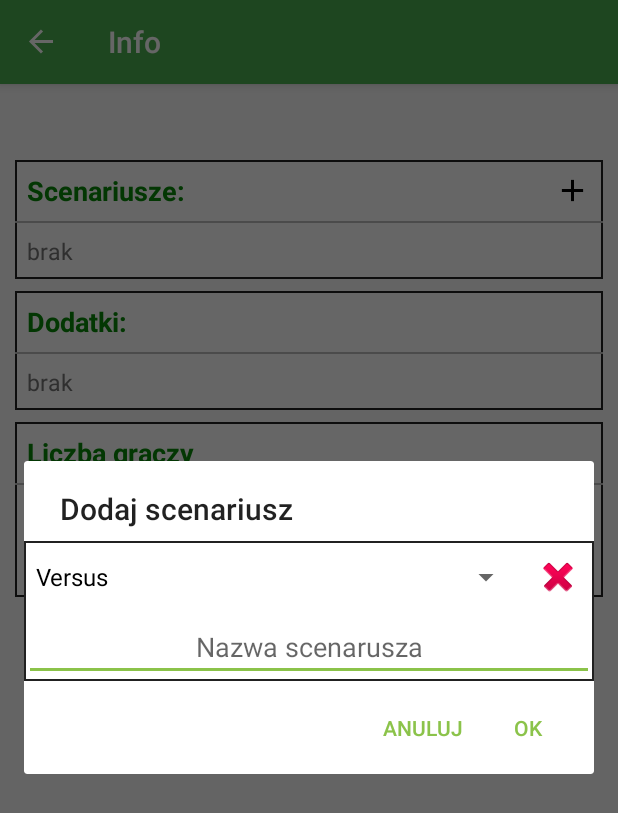
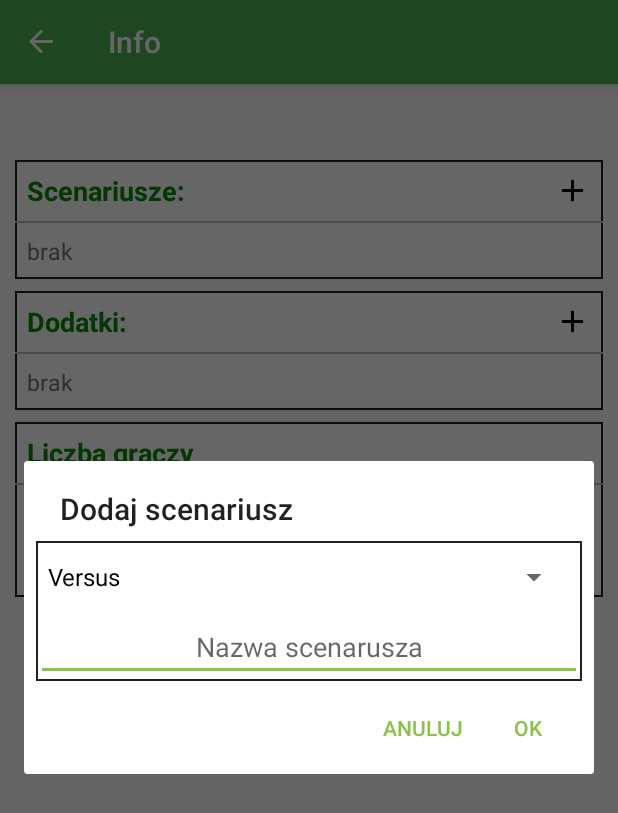
Before and after one commit to trediraz/BoardGameTrackerApp, an Android app: the GameInfoFragment screen opened through its navigation route, after a tap on "Przycisk dodający scenariusz", on a phone screen of 412 x 824 dp. Shown: the top 813 px of the screen. Run offline under Robolectric (Android 15) with nearby library versions, the phone set to English and light mode, and no system bars; our stand-ins replace Room's generated code, navigation-ui; 2 statements that could not run were skipped.

Commit message:
Change getting text from textViews to handle spaces

```diff
--- a/app/src/main/java/com/trediraz/myapplication/Game/AddScenarioLayout.java
+++ b/app/src/main/java/com/trediraz/myapplication/Game/AddScenarioLayout.java
@@ -23,6 +23,8 @@ public class AddScenarioLayout extends LinearLayout {
 
     private Spinner spinner;
     private EditText editText;
+    private ImageView deleteButton;
+
 
     public AddScenarioLayout(Context context, AttributeSet attrs) {
         super(context, attrs);
@@ -56,7 +58,7 @@ public class AddScenarioLayout extends LinearLayout {
         adapter.setDropDownViewResource(R.layout.support_simple_spinner_dropdown_item);
         spinner.setAdapter(adapter);
 
-        ImageView deleteButton = findViewById(R.id.delete_scenario_button);
+        deleteButton = findViewById(R.id.delete_scenario_button);
         deleteButton.setOnClickListener(new OnClickListener() {
             @Override
             public void onClick(View view) {
@@ -66,7 +68,7 @@ public class AddScenarioLayout extends LinearLayout {
     }
 
     public String getScenarioName(){
-        return editText.getText().toString();
+        return editText.getText().toString().trim();
     }
 
     public boolean isEmpty(){
@@ -76,7 +78,7 @@ public class AddScenarioLayout extends LinearLayout {
     public Scenario getScenario(){
         Scenario scenario = new Scenario();
         scenario.name = getScenarioName();
-        scenario.type = spinner.getSelectedItem().toString();
+        scenario.type = spinner.getSelectedItem().toString().trim();
         return scenario;
     }
 
@@ -100,4 +102,8 @@ public class AddScenarioLayout extends LinearLayout {
         }
     }
 
+    public void hideDelete(){
+        deleteButton.setVisibility(GONE);
+    }
+
 }
--- a/app/src/main/java/com/trediraz/myapplication/PlayersFragment.java
+++ b/app/src/main/java/com/trediraz/myapplication/PlayersFragment.java
@@ -70,7 +70,7 @@ public class PlayersFragment extends Fragment {
                     @Override
                     public void onClick(DialogInterface dialogInterface, int i) {
                         EditText editText = view.findViewById(R.id.player_name_edit_text);
-                        String newPlayerName = editText.getText().toString();
+                        String newPlayerName = editText.getText().toString().trim();
                         for(String name : players){
                             if(newPlayerName.equals(name)){
                                 Toast.makeText(getContext(), R.string.player_name_used,Toast.LENGTH_SHORT).show();
--- a/app/src/main/res/layout/add_scenario_view.xml
+++ b/app/src/main/res/layout/add_scenario_view.xml
@@ -4,6 +4,8 @@
     android:layout_width="wrap_content"
     android:layout_height="wrap_content"
     android:layout_marginTop="8dp"
+    android:layout_marginStart="8dp"
+    android:layout_marginEnd="8dp"
     android:background="@drawable/border"
     android:orientation="vertical">
 
--- a/app/src/main/res/layout/fragment_game_info.xml
+++ b/app/src/main/res/layout/fragment_game_info.xml
@@ -118,6 +118,7 @@
         </LinearLayout>
 
 
+
         <LinearLayout
             android:orientation="vertical"
             android:layout_width="match_parent"
@@ -125,12 +126,37 @@
             android:layout_marginTop="8dp"
             android:background="@drawable/border">
 
-            <TextView
-                android:id="@+id/expansions_title"
+            <androidx.constraintlayout.widget.ConstraintLayout
                 android:layout_width="match_parent"
-                android:layout_height="wrap_content"
-                android:text="@string/title_expansions"
-                style="@style/TitleStyle"/>
+                android:layout_height="wrap_content">
+
+                <TextView
+                    android:id="@+id/expansions_title"
+                    style="@style/TitleStyle"
+                    android:layout_width="wrap_content"
+                    android:layout_height="wrap_content"
+                    android:layout_marginStart="8dp"
+                    android:layout_marginTop="8dp"
+                    android:layout_marginBottom="8dp"
+                    android:text="@string/title_expansions"
+                    app:layout_constraintBottom_toBottomOf="parent"
+                    app:layout_constraintStart_toStartOf="parent"
+                    app:layout_constraintTop_toTopOf="parent" />
+
+                <ImageView
+                    android:id="@+id/add_expansion_button"
+                    android:layout_width="wrap_content"
+                    android:layout_height="0dp"
+                    android:layout_marginEnd="8dp"
+                    android:adjustViewBounds="true"
+                    android:contentDescription="@string/add_expansions_button_desc"
+                    android:scaleType="fitCenter"
+                    app:layout_constraintBottom_toBottomOf="@+id/expansions_title"
+                    app:layout_constraintEnd_toEndOf="parent"
+                    app:layout_constraintTop_toTopOf="@+id/expansions_title"
+                    app:srcCompat="@drawable/ic_add_black" />
+
+            </androidx.constraintlayout.widget.ConstraintLayout>
 
             <View
                 android:layout_width="match_parent"
--- a/app/src/main/res/values/strings.xml
+++ b/app/src/main/res/values/strings.xml
@@ -66,6 +66,9 @@
     <string name="player_name_used">Gracz o takiej nazwie już istnieje</string>
     <string name="add_scenario">Przycisk dodający scenariusz</string>
     <string name="add_scenario_title">Dodaj scenariusz</string>
+    <string name="add_expansions_button_desc">Przycisk dodający dodatek</string>
+    <string name="add_expansion_title">Dodaj dodatek</string>
+    <string name="empty_expansion_name">Nazwa dodatku nie może być pusta</string>
 
     <string-array name="game_types">
         <item>Versus</item>
```
Also changed, not shown: app/src/main/java/com/trediraz/myapplication/Game/GameDialog.java (+8 -8 lines), app/src/main/java/com/trediraz/myapplication/Game/GameInfoFragment.java (+74 -6 lines).
